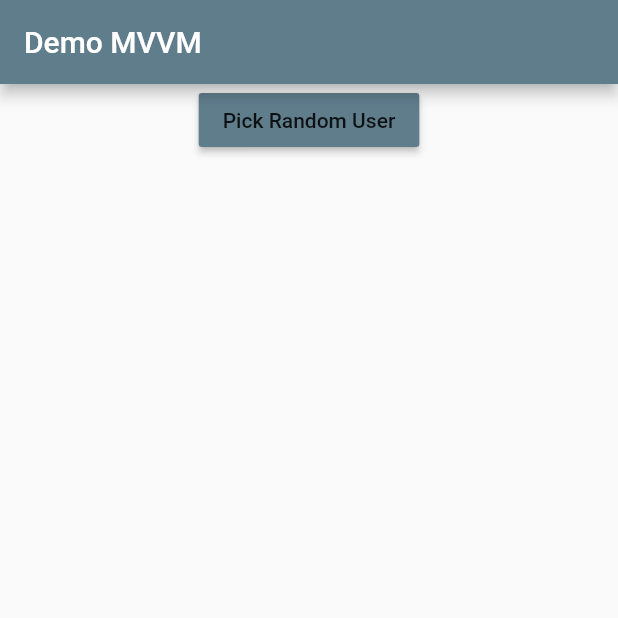
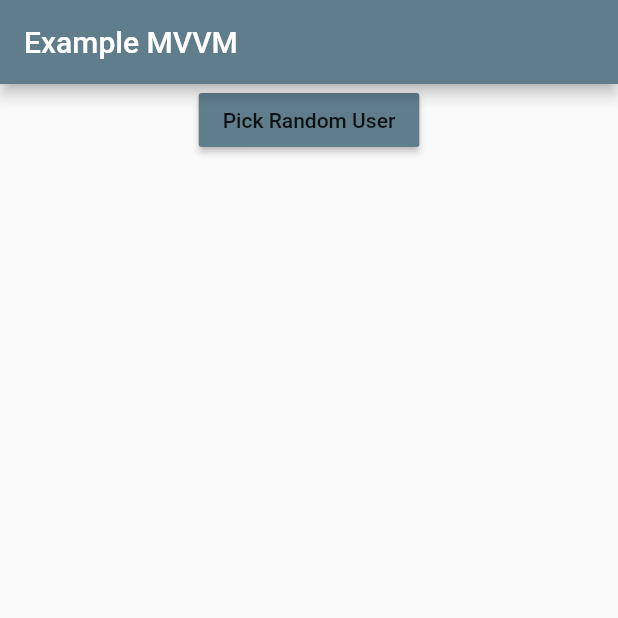
Before and after one commit to rivydhoassidiq/example_mvvm, a Flutter app: the screen it shows after launch, on a phone screen of 412 x 824 dp, the top half of it. Run offline on Flutter 3.47's test engine with Material 2 defaults, Android fonts, the phone set to English and light mode, and no system bars; our stand-ins replace bloc, flutter_bloc.

Commit message:
ubah title

```diff
--- a/lib/ui/main_page.dart
+++ b/lib/ui/main_page.dart
@@ -16,7 +16,7 @@ class MainPage extends StatelessWidget {
     return Scaffold(
       appBar: AppBar(
         backgroundColor: Colors.blueGrey,
-        title: const Text('Demo MVVM'),
+        title: const Text('Example MVVM'),
       ),
       body: Column(
         crossAxisAlignment: CrossAxisAlignment.center,
```
